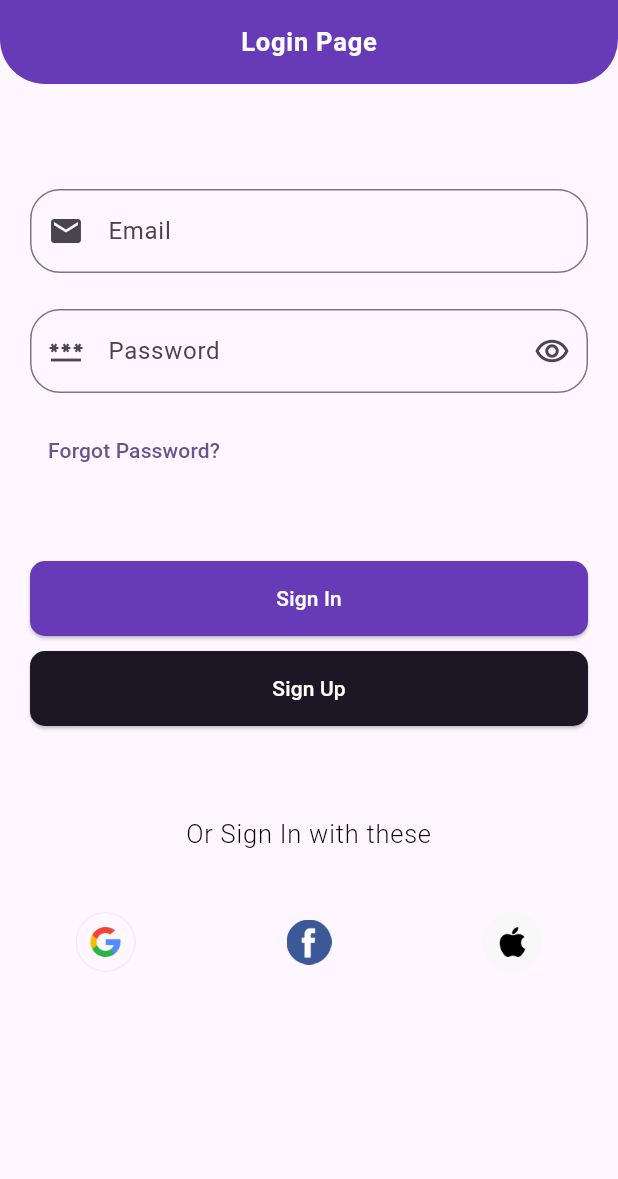
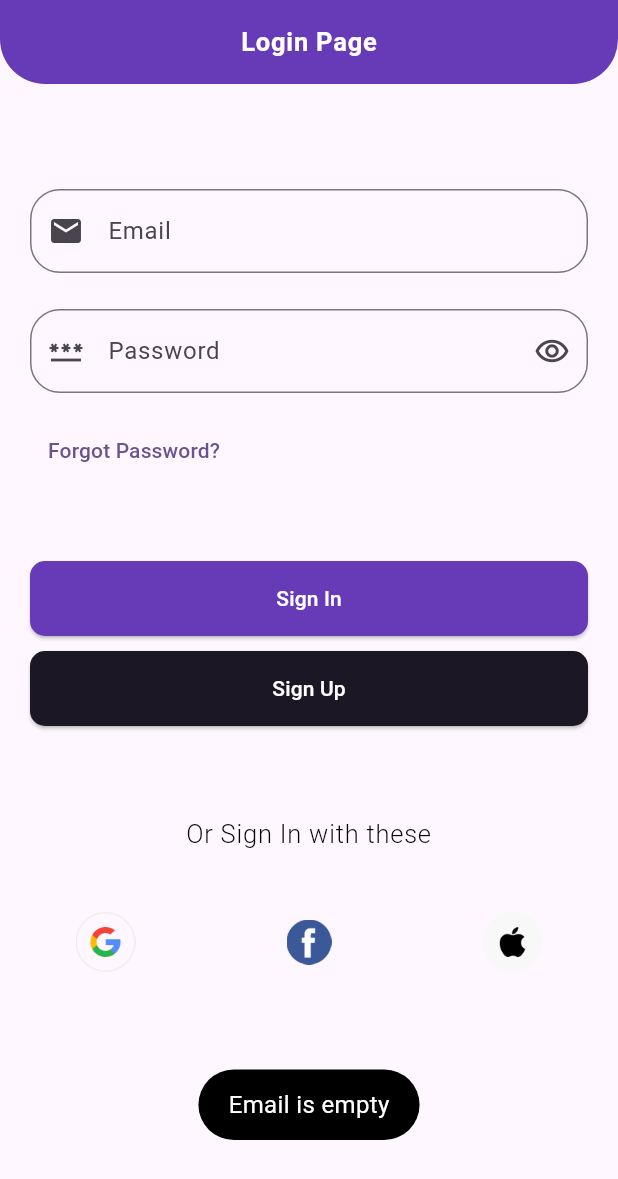
Before and after one commit to miraj98hossain/ecommerce, a Flutter app: the screen it shows after launch, after a tap on "Sign In", on a phone screen of 412 x 824 dp. Shown: the top 1179 px of the screen. Run offline on Flutter 3.47's test engine with Material 3 defaults, Android fonts, the light colour scheme and no system bars; our stand-ins replace bloc, firebase_auth, firebase_core, flutter_bloc, fluttertoast; accounts and stored records are empty.

Commit message:
Login success and Register navigated

```diff
--- /dev/null
+++ b/lib/common/widgets/toast.dart
@@ -0,0 +1,18 @@
+import 'package:flutter/material.dart';
+import 'package:fluttertoast/fluttertoast.dart';
+
+toastInfo({
+  required String msg,
+  Color backgroundColor = Colors.black,
+  Color textColor = Colors.white,
+}) {
+  return Fluttertoast.showToast(
+    msg: msg,
+    backgroundColor: backgroundColor,
+    textColor: textColor,
+    toastLength: Toast.LENGTH_SHORT,
+    gravity: ToastGravity.BOTTOM,
+    timeInSecForIosWeb: 2,
+    fontSize: 16.0,
+  );
+}
--- a/lib/main.dart
+++ b/lib/main.dart
@@ -1,3 +1,4 @@
+import 'package:ecommerce/register/register.dart';
 import 'package:ecommerce/welcome/bloc/sign_in_bloc.dart';
 import 'package:ecommerce/welcome/welcome.dart';
 import 'package:flutter/material.dart';
@@ -32,7 +33,10 @@ class MyApp extends StatelessWidget {
             useMaterial3: true,
           ),
           home: const SignInPage(),
-      ),
+          routes: {
+            '/welcome': (context) => const SignInPage(),
+            '/register': (context) => const RegisterPage(),
+          }),
     );
   }
 }
--- /dev/null
+++ b/lib/register/register.dart
@@ -0,0 +1,14 @@
+import 'package:flutter/material.dart';
+
+class RegisterPage extends StatelessWidget {
+  const RegisterPage({super.key});
+
+  @override
+  Widget build(BuildContext context) {
+    return SafeArea(
+      child: Scaffold(
+        body: Container(),
+      ),
+    );
+  }
+}
--- a/lib/welcome/bloc/sign_in_bloc.dart
+++ b/lib/welcome/bloc/sign_in_bloc.dart
@@ -1,20 +1,23 @@
 //import 'dart:html';
 
 import 'package:bloc/bloc.dart';
+import 'package:ecommerce/common/widgets/toast.dart';
+import 'package:ecommerce/welcome/bloc/sign_in_state.dart';
 import 'package:firebase_auth/firebase_auth.dart';
 import 'package:meta/meta.dart';
 
 part 'sign_in_event.dart';
-part 'sign_in_state.dart';
 
 class SignInBloc extends Bloc<SignInEvent, SignInState> {
-  SignInBloc() : super(SignInInitial()) {
+  SignInBloc() : super(SignInState()) {
     on<SignInEmailEvent>((event, emit) {
-      // print("Email is ${event.email}");
-      emit(state.copyWith(email: event.email));
+      print("Email is ${event.email}");
+      emit(state.copyWith(
+        email: event.email,
+      ));
     });
     on<SignInPasswordEvent>((event, emit) {
-      // print("Email is ${event.password}");
+      print("Password is ${event.password}");
       emit(state.copyWith(password: event.password));
     });
     on<SignInPasswordVisibleEvent>(
@@ -26,37 +29,40 @@ class SignInBloc extends Bloc<SignInEvent, SignInState> {
         String email = state.email;
         String password = state.password;
 
-        // if (email.isEmpty || password.isEmpty) {
-        //   // print("Please enter email and password");
-        //   emit(SignInError(error: "Please enter email and password"));
-        // }
+        if (email.isEmpty) {
+          toastInfo(msg: "Email is empty");
+          return;
+        } else if (password.isEmpty) {
+          toastInfo(msg: "Password is empty");
+          return;
+        } else {
           try {
             final credential = await FirebaseAuth.instance
                 .signInWithEmailAndPassword(email: email, password: password);
-          // print("I am Here");
+
             if (credential.user == null) {
-            // print("User Not Found");
-            emit(SignInError(error: "User Not Found"));
+              toastInfo(msg: "User Not Found");
+              return;
             }
             if (credential.user!.emailVerified == false) {
-            // print("Email Not Verified");
-            emit(SignInError(error: "Email Not Verified"));
+              toastInfo(msg: "Email Not Verified");
+              return;
             }
             var user = credential.user;
             if (user != null) {
-            print("User Found: ${user.email}");
-            //emit(SignInSuccess());
+              toastInfo(msg: "Login Successful");
             }
           } on FirebaseAuthException catch (e) {
-          if (e.code == "user-not-found") {
-            print("User Not Found");
-            emit(SignInError(error: "User Not Found"));
+            if (e.code == 'user-not-found') {
+              toastInfo(msg: "User Not Found");
+              return;
             } else if (e.code == 'wrong-password') {
-            print("Wrong Password");
-            emit(SignInError(error: "Wrong Password"));
+              toastInfo(msg: "Wrong password provided for that user.");
+              return;
             } else if (e.code == 'invalid-email') {
-            print("Invalid Email");
-            emit(SignInError(error: "Invalid Email"));
+              toastInfo(msg: "Invalid email provided for that user.");
+              return;
+            }
           }
         }
       },
--- a/lib/welcome/bloc/sign_in_event.dart
+++ b/lib/welcome/bloc/sign_in_event.dart
@@ -21,11 +21,11 @@ class SignInPasswordVisibleEvent extends SignInEvent {
   SignInPasswordVisibleEvent({required this.passwordVisible});
 }
 
-class SignInLoginButtonEvent extends SignInEvent {}
-
-class SignInRegisterButtonEvent extends SignInEvent {
+class SignInLoginButtonEvent extends SignInEvent {
   final String email;
   final String password;
 
-  SignInRegisterButtonEvent({required this.email, required this.password});
+  SignInLoginButtonEvent({required this.email, required this.password});
 }
+
+class SignInRegisterButtonEvent extends SignInEvent {}
--- a/lib/welcome/bloc/sign_in_state.dart
+++ b/lib/welcome/bloc/sign_in_state.dart
@@ -1,5 +1,3 @@
-part of 'sign_in_bloc.dart';
-
 class SignInState {
   final String email;
   final String password;
@@ -7,29 +5,14 @@ class SignInState {
 
   SignInState(
       {this.email = "", this.password = "", this.passwordVisible = false});
-  SignInState copyWith(
-      {String? email, String? password, bool? passwordVisible}) {
+  SignInState copyWith({
+    String? email,
+    String? password,
+    bool? passwordVisible,
+  }) {
     return SignInState(
         email: email ?? this.email,
         password: password ?? this.password,
         passwordVisible: passwordVisible ?? this.passwordVisible);
   }
 }
-
-class SignInInitial extends SignInState {
-  SignInInitial({
-    String email = "",
-    String password = "",
-    bool passwordVisible = false,
-  }) : super(
-            email: email, password: password, passwordVisible: passwordVisible);
-}
-
-class SignInLoading extends SignInState {}
-
-class SignInSuccess extends SignInState {}
-
-class SignInError extends SignInState {
-  final String error;
-  SignInError({required this.error});
-}
--- a/lib/welcome/welcome.dart
+++ b/lib/welcome/welcome.dart
@@ -1,4 +1,5 @@
 import 'package:ecommerce/welcome/bloc/sign_in_bloc.dart';
+import 'package:ecommerce/welcome/bloc/sign_in_state.dart';
 import 'package:flutter/material.dart';
 import 'package:flutter_bloc/flutter_bloc.dart';
 
@@ -123,9 +124,10 @@ class _SignInPageState extends State<SignInPage> {
                                               BorderRadius.circular(10)),
                                       backgroundColor: Colors.deepPurple),
                                   onPressed: () {
-                                    context
-                                        .read<SignInBloc>()
-                                        .add(SignInLoginButtonEvent());
+                                    context.read<SignInBloc>().add(
+                                        SignInLoginButtonEvent(
+                                            email: state.email,
+                                            password: state.password));
                                   },
                                   child: const Text(
                                     "Sign In",
@@ -148,7 +150,9 @@ class _SignInPageState extends State<SignInPage> {
                                               BorderRadius.circular(10)),
                                       backgroundColor: const Color.fromARGB(
                                           255, 28, 23, 36)),
-                                  onPressed: () {},
+                                  onPressed: () {
+                                    Navigator.pushNamed(context, '/register');
+                                  },
                                   child: const Text(
                                     "Sign Up",
                                     style: TextStyle(
--- a/pubspec.yaml
+++ b/pubspec.yaml
@@ -39,6 +39,7 @@ dependencies:
   firebase_core: ^2.24.1
   bloc: ^8.1.2
   meta: ^1.9.1
+  fluttertoast: ^8.2.4
 
 dev_dependencies:
   flutter_test:
```
Also changed, not shown: pubspec.lock, 1 other file. Lines whose indentation alone changed are shown as unchanged.
